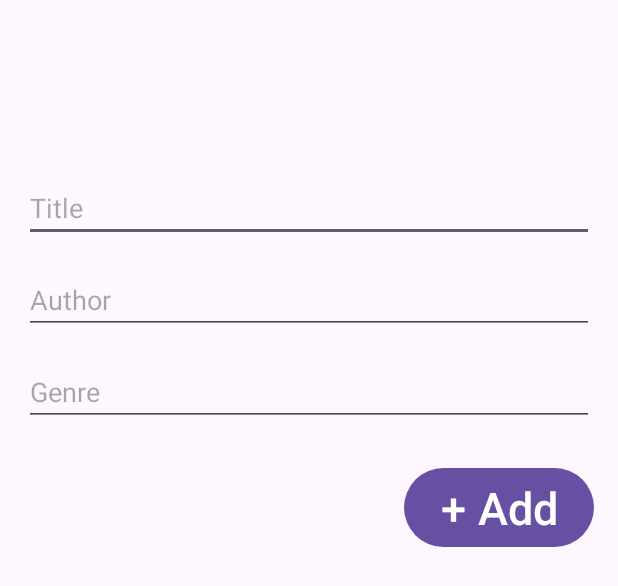
After one commit to sydneystalker/BookLog, an Android app: the layout activity_book_details.xml on its own in the app's theme, with its tools: preview values and no code run, on a phone screen of 412 x 824 dp. The commit adds this screen. Shown: the top 586 px of the screen. Run offline under Robolectric (Android 15) with nearby library versions, the light colour scheme and no system bars.

Commit message:
updated BookDAO, created addBook page

```diff
--- a/app/src/main/java/com/cst338/booklog/database/BookLogDatabase.java
+++ b/app/src/main/java/com/cst338/booklog/database/BookLogDatabase.java
@@ -66,5 +66,5 @@ public abstract class BookLogDatabase extends RoomDatabase {
 
     public abstract BookLogDAO bookLogDAO();
     public abstract UserDAO userDAO();
-    public abstract BookDAO bookDAO();
+    public abstract BookLogDAO bookDAO();
 }
--- /dev/null
+++ b/app/src/main/res/layout/activity_book_details.xml
@@ -0,0 +1,48 @@
+<?xml version="1.0" encoding="utf-8"?>
+<androidx.constraintlayout.widget.ConstraintLayout xmlns:android="http://schemas.android.com/apk/res/android"
+    android:layout_width="match_parent"
+    android:layout_height="match_parent">
+
+    <?xml version="1.0" encoding="utf-8"?>
+    <LinearLayout
+        android:layout_marginTop="100dp"
+        android:layout_width="match_parent"
+        android:layout_height="match_parent"
+        android:orientation="vertical"
+        android:padding="16dp">
+
+        <EditText
+            android:id="@+id/titleEditText"
+            android:layout_width="match_parent"
+            android:layout_height="wrap_content"
+            android:hint="@string/title"
+            android:inputType="textCapWords" />
+
+        <EditText
+            android:id="@+id/authorEditText"
+            android:layout_width="match_parent"
+            android:layout_height="wrap_content"
+            android:hint="@string/author"
+            android:layout_marginTop="16dp"
+            android:inputType="textCapWords" />
+
+        <EditText
+            android:id="@+id/genreEditText"
+            android:layout_width="match_parent"
+            android:layout_height="wrap_content"
+            android:hint="@string/genre"
+            android:layout_marginTop="16dp"
+            android:inputType="textCapWords" />
+
+        <Button
+            android:id="@+id/saveButton"
+            android:layout_width="wrap_content"
+            android:layout_height="wrap_content"
+            android:layout_gravity="end"
+            android:layout_marginTop="24dp"
+            android:text="@string/add"
+            android:textSize="30sp"/>
+
+    </LinearLayout>
+
+</androidx.constraintlayout.widget.ConstraintLayout>
--- a/app/src/main/res/layout/activity_main.xml
+++ b/app/src/main/res/layout/activity_main.xml
@@ -16,4 +16,6 @@
         app:layout_constraintStart_toStartOf="parent"
         app:layout_constraintTop_toTopOf="parent" />
 
+
+
 </androidx.constraintlayout.widget.ConstraintLayout>
--- a/app/src/main/res/values/strings.xml
+++ b/app/src/main/res/values/strings.xml
@@ -1,3 +1,7 @@
 <resources>
     <string name="app_name">BookLog</string>
+    <string name="title">Title</string>
+    <string name="author">Author</string>
+    <string name="genre">Genre</string>
+    <string name="add">+ Add</string>
 </resources>
```
Also changed, not shown: app/src/main/java/com/cst338/booklog/database/BookDAO.java (+25 -0 lines), app/src/main/java/com/cst338/booklog/database/entities/Book.java (+17 -0 lines).
